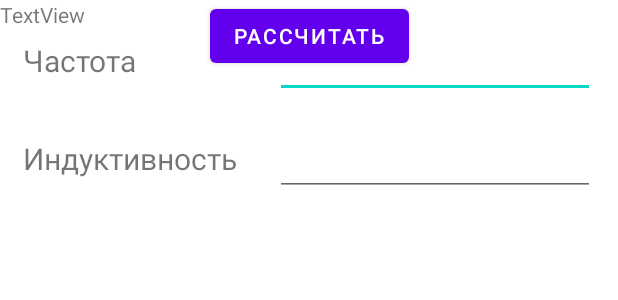
After one commit to so1ohard/PavlovREST, an Android app: the layout activity_reactive_resistance_induction.xml on its own in the app's theme, with its tools: preview values and no code run, on a phone screen of 412 x 824 dp. The commit adds this screen. Shown: the top 300 px of the screen. Run offline under Robolectric (Android 15) with nearby library versions, the phone set to English and light mode, and no system bars.

Commit message:
Частично сделан новый экран, получилось отправить запрос на сервер из нового экрана

```diff
--- a/app/build.gradle
+++ b/app/build.gradle
@@ -25,6 +25,9 @@ android {
         sourceCompatibility JavaVersion.VERSION_1_8
         targetCompatibility JavaVersion.VERSION_1_8
     }
+    buildFeatures {
+        viewBinding true
+    }
 }
 
 dependencies {
@@ -32,6 +35,8 @@ dependencies {
     implementation 'androidx.appcompat:appcompat:1.4.1'
     implementation 'com.google.android.material:material:1.5.0'
     implementation 'androidx.constraintlayout:constraintlayout:2.1.3'
+    implementation 'androidx.navigation:navigation-fragment:2.3.5'
+    implementation 'androidx.navigation:navigation-ui:2.3.5'
     testImplementation 'junit:junit:4.+'
     androidTestImplementation 'androidx.test.ext:junit:1.1.3'
     androidTestImplementation 'androidx.test.espresso:espresso-core:3.4.0'
--- a/app/src/main/java/com/example/pavlovrest/NetworkService.java
+++ b/app/src/main/java/com/example/pavlovrest/NetworkService.java
@@ -5,7 +5,8 @@ import retrofit2.converter.gson.GsonConverterFactory;
 
 public class NetworkService {
     private static NetworkService mInstance;
-    private static final String BASE_URL = "https://4baf-128-75-140-209.ngrok.io";
+//    private static final String BASE_URL = "https://e58e-128-75-140-209.ngrok.io";
+private static final String BASE_URL = "https://05ce-128-75-140-209.ngrok.io";
     private Retrofit mRetrofit;
 
     private NetworkService() {
--- /dev/null
+++ b/app/src/main/res/layout/activity_reactive_resistance_induction.xml
@@ -0,0 +1,91 @@
+<?xml version="1.0" encoding="utf-8"?>
+<androidx.constraintlayout.widget.ConstraintLayout xmlns:android="http://schemas.android.com/apk/res/android"
+    xmlns:app="http://schemas.android.com/apk/res-auto"
+    xmlns:tools="http://schemas.android.com/tools"
+    android:layout_width="match_parent"
+    android:layout_height="match_parent"
+    tools:context=".ReactiveResistanceInductionActivity">
+
+    <TextView
+        android:id="@+id/powerText2"
+        android:layout_width="160dp"
+        android:layout_height="50dp"
+        android:layout_marginStart="15dp"
+        android:layout_marginTop="15dp"
+        android:layout_marginEnd="20dp"
+        android:layout_marginBottom="580dp"
+        android:autoText="false"
+        android:gravity="center_vertical"
+        android:text="@string/frequencyName"
+        android:textAppearance="@style/TextAppearance.AppCompat.Small"
+        android:textSize="20sp"
+        app:layout_constraintBottom_toBottomOf="parent"
+        app:layout_constraintEnd_toStartOf="@+id/powerDevice"
+        app:layout_constraintHorizontal_bias="0.0"
+        app:layout_constraintStart_toStartOf="parent"
+        app:layout_constraintTop_toTopOf="parent"
+        app:layout_constraintVertical_bias="0.0"
+        tools:text="@string/frequencyName" />
+
+    <TextView
+        android:id="@+id/powerText3"
+        android:layout_width="160dp"
+        android:layout_height="50dp"
+        android:layout_marginStart="15dp"
+        android:layout_marginTop="15dp"
+        android:layout_marginEnd="20dp"
+        android:autoText="false"
+        android:gravity="center_vertical"
+        android:text="@string/inductionName"
+        android:textAppearance="@style/TextAppearance.AppCompat.Small"
+        android:textSize="20sp"
+        app:layout_constraintEnd_toStartOf="@+id/powerDevice"
+        app:layout_constraintHorizontal_bias="0.0"
+        app:layout_constraintStart_toStartOf="parent"
+        app:layout_constraintTop_toBottomOf="@+id/powerText2"
+        tools:text="@string/inductionName" />
+
+    <EditText
+        android:id="@+id/frequencyNumber"
+        android:layout_width="wrap_content"
+        android:layout_height="50dp"
+        android:layout_marginTop="15dp"
+        android:layout_marginEnd="15dp"
+        android:ems="10"
+        android:inputType="numberSigned"
+        app:layout_constraintEnd_toEndOf="parent"
+        app:layout_constraintTop_toTopOf="parent"
+        tools:ignore="SpeakableTextPresentCheck" />
+
+    <EditText
+        android:id="@+id/inductionsNumber"
+        android:layout_width="wrap_content"
+        android:layout_height="50dp"
+        android:layout_marginTop="15dp"
+        android:layout_marginEnd="15dp"
+        android:ems="10"
+        android:inputType="numberSigned"
+        app:layout_constraintEnd_toEndOf="parent"
+        app:layout_constraintTop_toBottomOf="@+id/frequencyNumber"
+        tools:ignore="SpeakableTextPresentCheck" />
+
+    <Button
+        android:id="@+id/calculateResistanceBtn"
+        android:layout_width="wrap_content"
+        android:layout_height="wrap_content"
+        android:layout_marginStart="139dp"
+        android:layout_marginEnd="139dp"
+        android:text="@string/calculateName"
+        app:layout_constraintEnd_toEndOf="parent"
+        app:layout_constraintStart_toStartOf="parent"
+        tools:layout_editor_absoluteY="147dp"
+        tools:text="@string/calculateName" />
+
+    <TextView
+        android:id="@+id/textView3"
+        android:layout_width="wrap_content"
+        android:layout_height="wrap_content"
+        android:text="TextView"
+        tools:layout_editor_absoluteX="40dp"
+        tools:layout_editor_absoluteY="196dp" />
+</androidx.constraintlayout.widget.ConstraintLayout>
--- /dev/null
+++ b/app/src/main/res/values-land/dimens.xml
@@ -0,0 +1,3 @@
+<resources>
+        <dimen name="fab_margin">48dp</dimen>
+    </resources>
--- /dev/null
+++ b/app/src/main/res/values-w1240dp/dimens.xml
@@ -0,0 +1,3 @@
+<resources>
+        <dimen name="fab_margin">200dp</dimen>
+    </resources>
--- /dev/null
+++ b/app/src/main/res/values-w600dp/dimens.xml
@@ -0,0 +1,3 @@
+<resources>
+        <dimen name="fab_margin">48dp</dimen>
+    </resources>
--- /dev/null
+++ b/app/src/main/res/values/dimens.xml
@@ -0,0 +1,3 @@
+<resources>
+        <dimen name="fab_margin">16dp</dimen>
+    </resources>
--- a/app/src/main/res/values/themes.xml
+++ b/app/src/main/res/values/themes.xml
@@ -13,4 +13,10 @@
         <item name="android:statusBarColor" tools:targetApi="l">?attr/colorPrimaryVariant</item>
         <!-- Customize your theme here. -->
     </style>
+    <style name="Theme.PavlovREST.NoActionBar">
+        <item name="windowActionBar">false</item>
+        <item name="windowNoTitle">true</item>
+    </style>
+    <style name="Theme.PavlovREST.AppBarOverlay" parent="ThemeOverlay.AppCompat.Dark.ActionBar" />
+    <style name="Theme.PavlovREST.PopupOverlay" parent="ThemeOverlay.AppCompat.Light" />
 </resources>
```
Also changed, not shown: app/src/main/AndroidManifest.xml (+15 -6 lines), app/src/main/java/com/example/pavlovrest/MainActivity.java (+8 -15 lines), app/src/main/java/com/example/pavlovrest/ReactiveResistanceInductionActivity.java (added, +55 -0 lines), app/src/main/res/layout/activity_main.xml (+14 -0 lines), app/src/main/res/navigation/nav_graph.xml (added, +28 -0 lines), app/src/main/res/values/strings.xml (+16 -1 lines).
